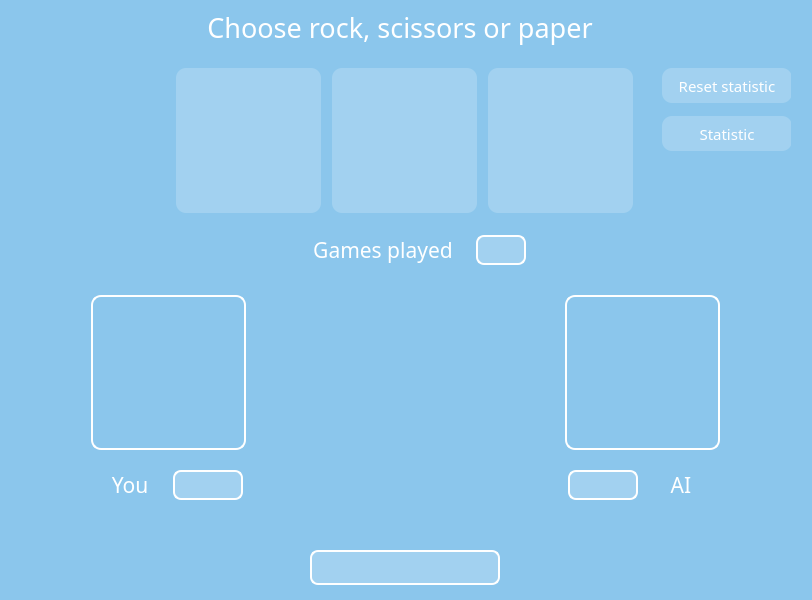
First picture: the form in src/client/ui/ui_main.ui, repository Dmytro-Malets/csad2425ki408maletsdo12, before the edit.
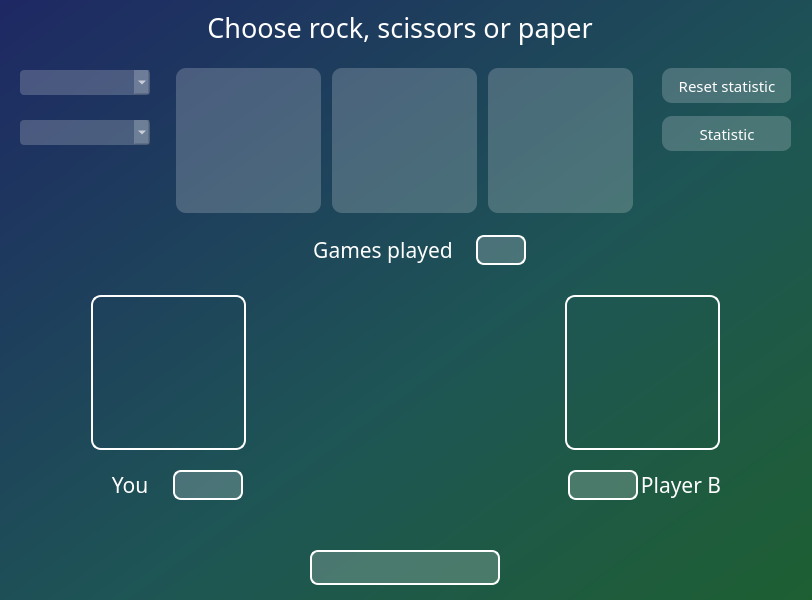
Second picture: the form after the edit. Icons and pictures are not drawn.

Commit message: Task3.Game refinement

What changed in the file:
```diff
--- a/src/client/ui/ui_main.ui
+++ b/src/client/ui/ui_main.ui
@@ -35,8 +35,7 @@
     <normaloff>:/icons/media/rock-paper-scissors.png</normaloff>:/icons/media/rock-paper-scissors.png</iconset>
   </property>
   <property name="styleSheet">
-   <string notr="true">background-color: #8BC6EC;
-background-image: linear-gradient(135deg, #8BC6EC 0%, #9599E2 100%);
+   <string notr="true">background-color: qlineargradient(spread:pad, x1:1, y1:1, x2:0, y2:0, stop:0 rgba(30, 95, 50, 255), stop:0.427447 rgba(30, 85, 85, 255), stop:1 rgba(30, 40, 100, 255));
 font-family: Banshrift-Light;</string>
   </property>
   <property name="iconSize">
@@ -145,6 +144,9 @@
       <height>101</height>
      </rect>
     </property>
+    <property name="styleSheet">
+     <string notr="true">background-color: none;</string>
+    </property>
     <layout class="QVBoxLayout" name="verticalLayout">
      <property name="spacing">
       <number>7</number>
@@ -302,6 +304,9 @@
       <family>Banshrift-Light</family>
      </font>
     </property>
+    <property name="styleSheet">
+     <string notr="true">background-color: none;</string>
+    </property>
     <layout class="QHBoxLayout" name="horizontalLayout_5">
      <property name="spacing">
       <number>1</number>
@@ -575,6 +580,9 @@
       <height>161</height>
      </rect>
     </property>
+    <property name="styleSheet">
+     <string notr="true">background-color: none;</string>
+    </property>
     <layout class="QHBoxLayout" name="horizontalLayout_2">
      <property name="leftMargin">
       <number>5</number>
@@ -602,6 +610,12 @@
          <height>155</height>
         </size>
        </property>
+       <property name="font">
+        <font>
+         <family>Banshrift-Light</family>
+         <pointsize>11</pointsize>
+        </font>
+       </property>
        <property name="styleSheet">
         <string notr="true">QLabel {
     border: 2px solid white;
@@ -686,6 +700,9 @@
       <height>50</height>
      </rect>
     </property>
+    <property name="styleSheet">
+     <string notr="true">background-color: none;</string>
+    </property>
     <layout class="QHBoxLayout" name="horizontalLayout_6">
      <item>
       <widget class="QFrame" name="first_player_frame">
@@ -892,7 +909,7 @@
 }</string>
           </property>
           <property name="text">
-           <string>AI</string>
+           <string>Player B</string>
           </property>
           <property name="alignment">
            <set>Qt::AlignCenter</set>
@@ -904,6 +921,144 @@
      </item>
     </layout>
    </widget>
+   <widget class="QComboBox" name="game_mode_combo">
+    <property name="geometry">
+     <rect>
+      <x>20</x>
+      <y>70</y>
+      <width>130</width>
+      <height>25</height>
+     </rect>
+    </property>
+    <property name="minimumSize">
+     <size>
+      <width>130</width>
+      <height>25</height>
+     </size>
+    </property>
+    <property name="maximumSize">
+     <size>
+      <width>130</width>
+      <height>25</height>
+     </size>
+    </property>
+    <property name="font">
+     <font>
+      <family>Banshrift-Light</family>
+      <pointsize>11</pointsize>
+     </font>
+    </property>
+    <property name="styleSheet">
+     <string notr="true">QComboBox{
+	background-color: rgba(255, 255, 255, 50);
+	border-radius : 4px;
+	color: white;
+}
+
+QComboBox:pressed {
+background-color: rgba(255,255,255,88);
+}
+
+QComboBox QAbstractItemView {
+    color: white;
+}
+</string>
+    </property>
+    <property name="editable">
+     <bool>false</bool>
+    </property>
+   </widget>
+   <widget class="QComboBox" name="difficulty_combo">
+    <property name="geometry">
+     <rect>
+      <x>20</x>
+      <y>120</y>
+      <width>130</width>
+      <height>25</height>
+     </rect>
+    </property>
+    <property name="minimumSize">
+     <size>
+      <width>130</width>
+      <height>25</height>
+     </size>
+    </property>
+    <property name="maximumSize">
+     <size>
+      <width>130</width>
+      <height>25</height>
+     </size>
+    </property>
+    <property name="font">
+     <font>
+      <family>Banshrift-Light</family>
+      <pointsize>11</pointsize>
+     </font>
+    </property>
+    <property name="styleSheet">
+     <string notr="true">QComboBox{
+	background-color: rgba(255, 255, 255, 50);
+	border-radius : 4px;
+	color: white;
+}
+
+QComboBox:pressed {
+background-color: rgba(255,255,255,88);
+}
+
+QComboBox QAbstractItemView {
+    color: white;
+}
+</string>
+    </property>
+    <property name="editable">
+     <bool>false</bool>
+    </property>
+   </widget>
+   <widget class="QPushButton" name="stop_btn">
+    <property name="geometry">
+     <rect>
+      <x>250</x>
+      <y>234</y>
+      <width>30</width>
+      <height>30</height>
+     </rect>
+    </property>
+    <property name="minimumSize">
+     <size>
+      <width>30</width>
+      <height>30</height>
+     </size>
+    </property>
+    <property name="maximumSize">
+     <size>
+      <width>30</width>
+      <height>30</height>
+     </size>
+    </property>
+    <property name="styleSheet">
+     <string notr="true">QPushButton {
+    background-color: none;
+    color: white;
+    border: none;
+    border-radius: 20px;
+}
+</string>
+    </property>
+    <property name="text">
+     <string/>
+    </property>
+    <property name="icon">
+     <iconset>
+      <normaloff>:/icons/stop.png</normaloff>:/icons/stop.png</iconset>
+    </property>
+    <property name="iconSize">
+     <size>
+      <width>30</width>
+      <height>30</height>
+     </size>
+    </property>
+   </widget>
   </widget>
  </widget>
  <resources>
```
Left out of the diff: 28 changed lines with no effect on the pictures. The commit also changes 12 other files.
